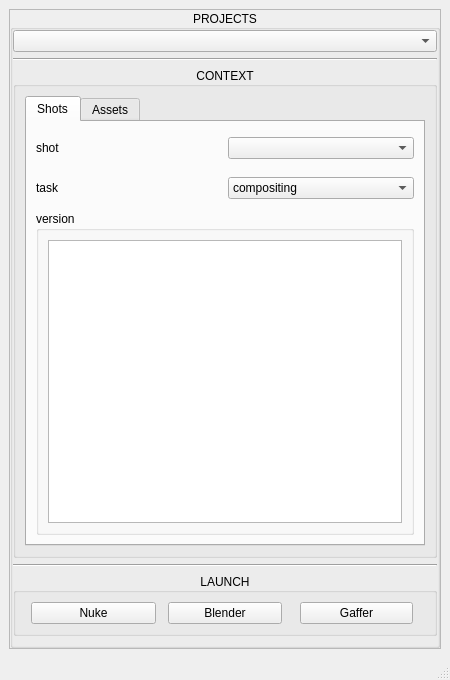
Above: src/ateru/ui/uix/launcher.ui from ronnyascencio/ateru before the change. Below: the same form after it.
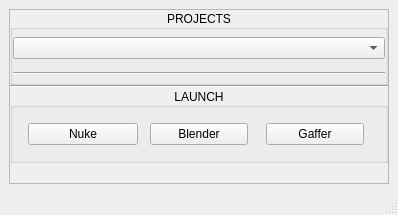
That is the form after the change. Icons and pictures are not drawn.

The edit to the form file:
```diff
--- a/src/ateru/ui/uix/launcher.ui
+++ b/src/ateru/ui/uix/launcher.ui
@@ -6,8 +6,8 @@
    <rect>
     <x>0</x>
     <y>0</y>
-    <width>450</width>
-    <height>680</height>
+    <width>398</width>
+    <height>215</height>
    </rect>
   </property>
   <property name="windowTitle">
@@ -41,10 +41,13 @@
         <number>0</number>
        </property>
        <property name="bottomMargin">
-        <number>0</number>
+        <number>10</number>
        </property>
        <item>
         <layout class="QVBoxLayout" name="verticalLayout_3">
+         <property name="bottomMargin">
+          <number>10</number>
+         </property>
          <item>
           <widget class="QGroupBox" name="groupBox">
            <property name="title">
@@ -63,6 +66,9 @@
             <property name="rightMargin">
              <number>0</number>
             </property>
+            <property name="bottomMargin">
+             <number>0</number>
+            </property>
             <item>
              <widget class="QComboBox" name="launcher_projects_comboBox"/>
             </item>
@@ -73,196 +79,6 @@
               </property>
              </widget>
             </item>
-            <item>
-             <widget class="QGroupBox" name="groupBox_2">
-              <property name="title">
-               <string>CONTEXT</string>
-              </property>
-              <property name="alignment">
-               <set>Qt::AlignmentFlag::AlignCenter</set>
-              </property>
-              <layout class="QHBoxLayout" name="horizontalLayout">
-               <item>
-                <widget class="QTabWidget" name="context_tabs">
-                 <property name="focusPolicy">
-                  <enum>Qt::FocusPolicy::StrongFocus</enum>
-                 </property>
-                 <property name="tabShape">
-                  <enum>QTabWidget::TabShape::Rounded</enum>
-                 </property>
-                 <property name="currentIndex">
-                  <number>0</number>
-                 </property>
-                 <widget class="QWidget" name="shots_tab">
-                  <attribute name="title">
-                   <string>Shots</string>
-                  </attribute>
-                  <layout class="QVBoxLayout" name="verticalLayout_6">
-                   <item>
-                    <layout class="QVBoxLayout" name="verticalLayout_5">
-                     <item>
-                      <layout class="QHBoxLayout" name="horizontalLayout_8">
-                       <property name="topMargin">
-                        <number>6</number>
-                       </property>
-                       <property name="bottomMargin">
-                        <number>6</number>
-                       </property>
-                       <item>
-                        <widget class="QLabel" name="label">
-                         <property name="text">
-                          <string>shot</string>
-                         </property>
-                        </widget>
-                       </item>
-                       <item>
-                        <widget class="QComboBox" name="shot_list_comboBox"/>
-                       </item>
-                      </layout>
-                     </item>
-                     <item>
-                      <layout class="QHBoxLayout" name="horizontalLayout_9">
-                       <property name="topMargin">
-                        <number>6</number>
-                       </property>
-                       <property name="bottomMargin">
-                        <number>6</number>
-                       </property>
-                       <item>
-                        <widget class="QLabel" name="label_2">
-                         <property name="text">
-                          <string>task</string>
-                         </property>
-                        </widget>
-                       </item>
-                       <item>
-                        <widget class="QComboBox" name="shot_task_comboBox">
-                         <item>
-                          <property name="text">
-                           <string>compositing</string>
-                          </property>
-                         </item>
-                         <item>
-                          <property name="text">
-                           <string>lighting</string>
-                          </property>
-                         </item>
-                         <item>
-                          <property name="text">
-                           <string>layout</string>
-                          </property>
-                         </item>
-                         <item>
-                          <property name="text">
-                           <string>fx</string>
-                          </property>
-                         </item>
-                         <item>
-                          <property name="text">
-                           <string>animation</string>
-                          </property>
-                         </item>
-                        </widget>
-                       </item>
-                      </layout>
-                     </item>
-                     <item>
-                      <widget class="QGroupBox" name="groupBox_4">
-                       <property name="title">
-                        <string>version</string>
-                       </property>
-                       <layout class="QVBoxLayout" name="verticalLayout_8">
-                        <item>
-                         <widget class="QListWidget" name="versions_shots_listWidget"/>
-                        </item>
-                       </layout>
-                      </widget>
-                     </item>
-                    </layout>
-                   </item>
-                  </layout>
-                 </widget>
-                 <widget class="QWidget" name="assets_tab">
-                  <attribute name="title">
-                   <string>Assets</string>
-                  </attribute>
-                  <layout class="QVBoxLayout" name="verticalLayout_10">
-                   <item>
-                    <layout class="QVBoxLayout" name="verticalLayout_9">
-                     <item>
-                      <layout class="QHBoxLayout" name="horizontalLayout_10">
-                       <property name="topMargin">
-                        <number>6</number>
-                       </property>
-                       <property name="bottomMargin">
-                        <number>6</number>
-                       </property>
-                       <item>
-                        <widget class="QLabel" name="label_3">
-                         <property name="text">
-                          <string>asset</string>
-                         </property>
-                        </widget>
-                       </item>
-                       <item>
-                        <widget class="QComboBox" name="asset_list_comboBox"/>
-                       </item>
-                      </layout>
-                     </item>
-                     <item>
-                      <layout class="QHBoxLayout" name="horizontalLayout_11">
-                       <property name="topMargin">
-                        <number>6</number>
-                       </property>
-                       <property name="bottomMargin">
-                        <number>6</number>
-                       </property>
-                       <item>
-                        <widget class="QLabel" name="label_4">
-                         <property name="text">
-                          <string>task</string>
-                         </property>
-                        </widget>
-                       </item>
-                       <item>
-                        <widget class="QComboBox" name="asset_task_comboBox">
-                         <item>
-                          <property name="text">
-                           <string>modeling</string>
-                          </property>
-                         </item>
-                         <item>
-                          <property name="text">
-                           <string>shading</string>
-                          </property>
-                         </item>
-                         <item>
-                          <property name="text">
-                           <string>lookdev</string>
-                          </property>
-                         </item>
-                        </widget>
-                       </item>
-                      </layout>
-                     </item>
-                     <item>
-                      <widget class="QGroupBox" name="groupBox_5">
-                       <property name="title">
-                        <string>version</string>
-                       </property>
-                       <layout class="QVBoxLayout" name="verticalLayout_11">
-                        <item>
-                         <widget class="QListWidget" name="versions_assets_listWidget"/>
-                        </item>
-                       </layout>
-                      </widget>
-                     </item>
-                    </layout>
-                   </item>
-                  </layout>
-                 </widget>
-                </widget>
-               </item>
               </layout>
              </widget>
             </item>
@@ -357,9 +173,6 @@
                   </layout>
                  </item>
                 </layout>
-               </item>
-              </layout>
-             </widget>
             </item>
            </layout>
           </widget>
```
Lines whose indentation alone changed are shown as unchanged.
